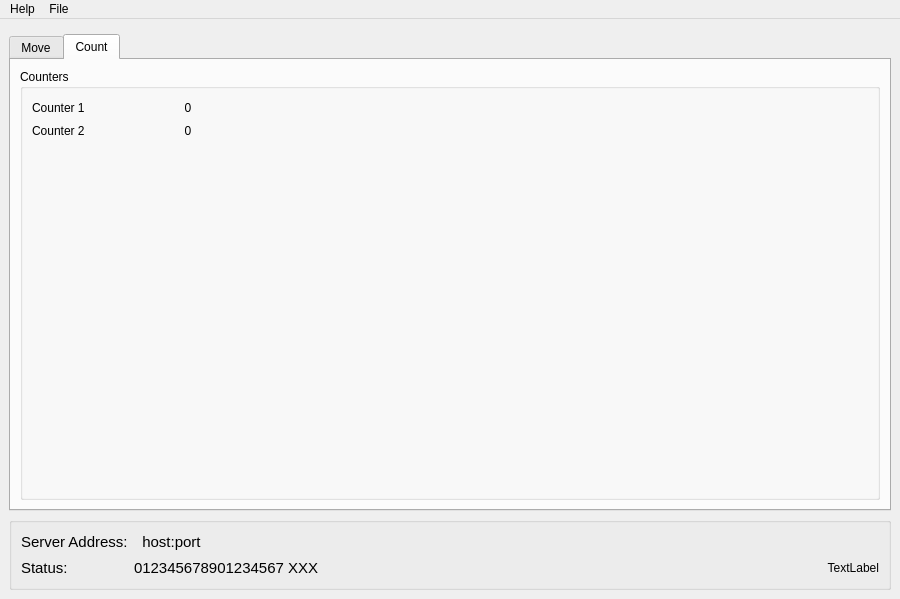
This is main_controller/windows/main_window.ui in ayuzer/HXMA_Python_Gui as Qt 5 draws it before an edit. The edited form follows.
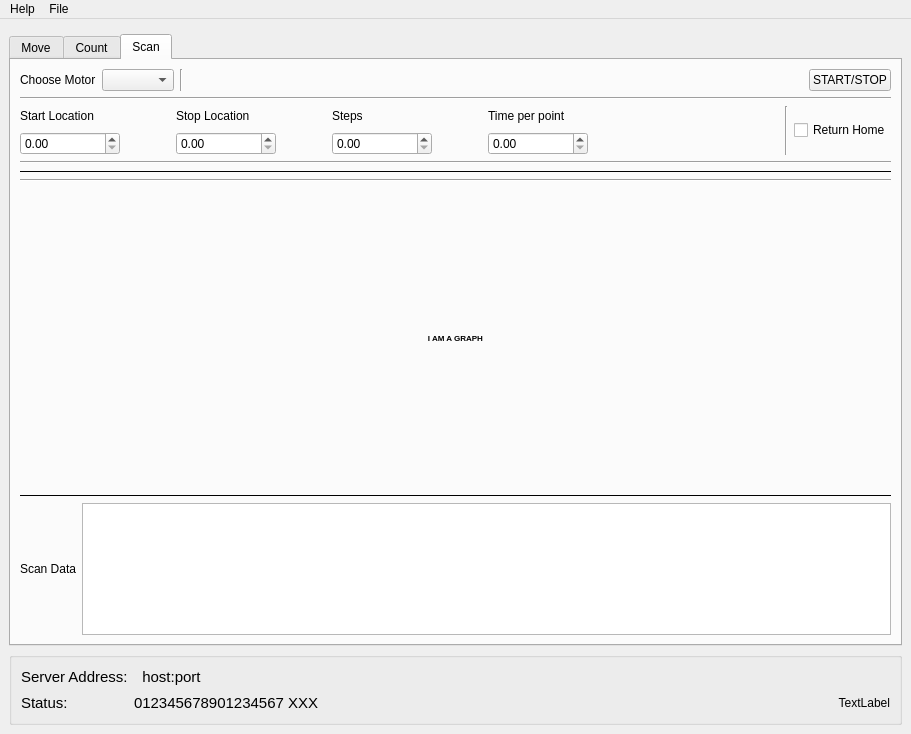
This is the edited form. The open tabs and pages were chosen to show the change.

Diff of the .ui file:
```diff
--- a/main_controller/windows/main_window.ui
+++ b/main_controller/windows/main_window.ui
@@ -6,15 +6,15 @@
    <rect>
     <x>0</x>
     <y>0</y>
-    <width>900</width>
-    <height>599</height>
+    <width>911</width>
+    <height>734</height>
    </rect>
   </property>
   <property name="windowTitle">
    <string>MainWindow</string>
   </property>
   <widget class="QWidget" name="centralwidget">
-   <layout class="QHBoxLayout" name="horizontalLayout_2">
+   <layout class="QVBoxLayout" name="verticalLayout_7">
     <item>
      <layout class="QVBoxLayout" name="verticalLayout_base">
       <property name="spacing">
@@ -656,14 +656,88 @@
            </attribute>
            <layout class="QVBoxLayout" name="verticalLayout_3">
             <item>
-             <layout class="QVBoxLayout" name="verticalLayout">
+             <layout class="QHBoxLayout" name="horizontalLayout_3">
               <item>
-               <widget class="QGroupBox" name="groupBox_example">
-                <property name="title">
-                 <string>Counters</string>
+               <widget class="QCheckBox" name="checkBox_count">
+                <property name="text">
+                 <string>Enable Counting</string>
                 </property>
-                <layout class="QGridLayout" name="gridLayout_3">
-                 <item row="0" column="0">
+               </widget>
+              </item>
+              <item>
+               <widget class="Line" name="line_8">
+                <property name="orientation">
+                 <enum>Qt::Vertical</enum>
+                </property>
+               </widget>
+              </item>
+              <item>
+               <widget class="QLabel" name="label_count_time_set_name">
+                <property name="text">
+                 <string>Count Time</string>
+                </property>
+               </widget>
+              </item>
+              <item>
+               <widget class="QDoubleSpinBox" name="doubleSpinBox_count_time_set">
+                <property name="minimum">
+                 <double>0.000000000000000</double>
+                </property>
+                <property name="maximum">
+                 <double>100000.000000000000000</double>
+                </property>
+               </widget>
+              </item>
+              <item>
+               <widget class="QLabel" name="label_count_time_name">
+                <property name="text">
+                 <string>Actual Count Time</string>
+                </property>
+               </widget>
+              </item>
+              <item>
+               <widget class="QLabel" name="label_count_time">
+                <property name="minimumSize">
+                 <size>
+                  <width>50</width>
+                  <height>0</height>
+                 </size>
+                </property>
+                <property name="text">
+                 <string>0</string>
+                </property>
+               </widget>
+              </item>
+              <item>
+               <widget class="Line" name="line_9">
+                <property name="orientation">
+                 <enum>Qt::Vertical</enum>
+                </property>
+               </widget>
+              </item>
+              <item>
+               <spacer name="horizontalSpacer_8">
+                <property name="orientation">
+                 <enum>Qt::Horizontal</enum>
+                </property>
+                <property name="sizeHint" stdset="0">
+                 <size>
+                  <width>40</width>
+                  <height>20</height>
+                 </size>
+                </property>
+               </spacer>
+              </item>
+             </layout>
+            </item>
+            <item>
+             <widget class="Line" name="line_10">
+              <property name="orientation">
+               <enum>Qt::Horizontal</enum>
+              </property>
+             </widget>
+            </item>
+            <item>
                   <layout class="QGridLayout" name="gridLayout_2">
                    <item row="0" column="0">
                     <widget class="QLabel" name="label_counter_1_name">
@@ -741,6 +815,355 @@
                  </item>
                 </layout>
                </widget>
+          <widget class="QWidget" name="tab_scan">
+           <attribute name="title">
+            <string>Scan</string>
+           </attribute>
+           <layout class="QVBoxLayout" name="verticalLayout_9">
+            <item>
+             <layout class="QVBoxLayout" name="verticalLayout_2">
+              <item>
+               <layout class="QHBoxLayout" name="horizontalLayout_ChooseMotor">
+                <item>
+                 <widget class="QLabel" name="label_choose_scan_motor">
+                  <property name="text">
+                   <string>Choose Motor</string>
+                  </property>
+                 </widget>
+                </item>
+                <item>
+                 <widget class="QComboBox" name="comboBox_scan_motor"/>
+                </item>
+                <item>
+                 <widget class="Line" name="line_6">
+                  <property name="orientation">
+                   <enum>Qt::Vertical</enum>
+                  </property>
+                 </widget>
+                </item>
+                <item>
+                 <spacer name="horizontalSpacer_4">
+                  <property name="orientation">
+                   <enum>Qt::Horizontal</enum>
+                  </property>
+                  <property name="sizeHint" stdset="0">
+                   <size>
+                    <width>40</width>
+                    <height>20</height>
+                   </size>
+                  </property>
+                 </spacer>
+                </item>
+                <item>
+                 <widget class="QPushButton" name="pushButton_scan_start_stop">
+                  <property name="text">
+                   <string>START/STOP</string>
+                  </property>
+                 </widget>
+                </item>
+               </layout>
+              </item>
+              <item>
+               <widget class="Line" name="line_4">
+                <property name="orientation">
+                 <enum>Qt::Horizontal</enum>
+                </property>
+               </widget>
+              </item>
+              <item>
+               <layout class="QHBoxLayout" name="horizontalLayout_ScanSettings">
+                <item>
+                 <layout class="QGridLayout" name="gridLayout_ScanSettings">
+                  <item row="1" column="2">
+                   <widget class="QLabel" name="label_scan_stoppos_name">
+                    <property name="minimumSize">
+                     <size>
+                      <width>100</width>
+                      <height>0</height>
+                     </size>
+                    </property>
+                    <property name="text">
+                     <string>Stop Location</string>
+                    </property>
+                   </widget>
+                  </item>
+                  <item row="1" column="4">
+                   <widget class="QLabel" name="label_scan_steps_name">
+                    <property name="minimumSize">
+                     <size>
+                      <width>100</width>
+                      <height>0</height>
+                     </size>
+                    </property>
+                    <property name="text">
+                     <string>Steps</string>
+                    </property>
+                   </widget>
+                  </item>
+                  <item row="1" column="6">
+                   <widget class="QLabel" name="label_scan_waittime_name">
+                    <property name="minimumSize">
+                     <size>
+                      <width>100</width>
+                      <height>0</height>
+                     </size>
+                    </property>
+                    <property name="text">
+                     <string>Time per point</string>
+                    </property>
+                   </widget>
+                  </item>
+                  <item row="2" column="5">
+                   <spacer name="horizontalSpacer_11">
+                    <property name="orientation">
+                     <enum>Qt::Horizontal</enum>
+                    </property>
+                    <property name="sizeType">
+                     <enum>QSizePolicy::Maximum</enum>
+                    </property>
+                    <property name="sizeHint" stdset="0">
+                     <size>
+                      <width>50</width>
+                      <height>20</height>
+                     </size>
+                    </property>
+                   </spacer>
+                  </item>
+                  <item row="2" column="7">
+                   <spacer name="horizontalSpacer_12">
+                    <property name="orientation">
+                     <enum>Qt::Horizontal</enum>
+                    </property>
+                    <property name="sizeHint" stdset="0">
+                     <size>
+                      <width>40</width>
+                      <height>20</height>
+                     </size>
+                    </property>
+                   </spacer>
+                  </item>
+                  <item row="2" column="3">
+                   <spacer name="horizontalSpacer_13">
+                    <property name="orientation">
+                     <enum>Qt::Horizontal</enum>
+                    </property>
+                    <property name="sizeType">
+                     <enum>QSizePolicy::Maximum</enum>
+                    </property>
+                    <property name="sizeHint" stdset="0">
+                     <size>
+                      <width>50</width>
+                      <height>20</height>
+                     </size>
+                    </property>
+                   </spacer>
+                  </item>
+                  <item row="2" column="1">
+                   <spacer name="horizontalSpacer_14">
+                    <property name="orientation">
+                     <enum>Qt::Horizontal</enum>
+                    </property>
+                    <property name="sizeType">
+                     <enum>QSizePolicy::Maximum</enum>
+                    </property>
+                    <property name="sizeHint" stdset="0">
+                     <size>
+                      <width>50</width>
+                      <height>20</height>
+                     </size>
+                    </property>
+                   </spacer>
+                  </item>
+                  <item row="1" column="1">
+                   <spacer name="horizontalSpacer_15">
+                    <property name="orientation">
+                     <enum>Qt::Horizontal</enum>
+                    </property>
+                    <property name="sizeType">
+                     <enum>QSizePolicy::Maximum</enum>
+                    </property>
+                    <property name="sizeHint" stdset="0">
+                     <size>
+                      <width>50</width>
+                      <height>20</height>
+                     </size>
+                    </property>
+                   </spacer>
+                  </item>
+                  <item row="1" column="3">
+                   <spacer name="horizontalSpacer_16">
+                    <property name="orientation">
+                     <enum>Qt::Horizontal</enum>
+                    </property>
+                    <property name="sizeType">
+                     <enum>QSizePolicy::Maximum</enum>
+                    </property>
+                    <property name="sizeHint" stdset="0">
+                     <size>
+                      <width>50</width>
+                      <height>20</height>
+                     </size>
+                    </property>
+                   </spacer>
+                  </item>
+                  <item row="1" column="5">
+                   <spacer name="horizontalSpacer_17">
+                    <property name="orientation">
+                     <enum>Qt::Horizontal</enum>
+                    </property>
+                    <property name="sizeType">
+                     <enum>QSizePolicy::Maximum</enum>
+                    </property>
+                    <property name="sizeHint" stdset="0">
+                     <size>
+                      <width>50</width>
+                      <height>20</height>
+                     </size>
+                    </property>
+                   </spacer>
+                  </item>
+                  <item row="1" column="7">
+                   <spacer name="horizontalSpacer_18">
+                    <property name="orientation">
+                     <enum>Qt::Horizontal</enum>
+                    </property>
+                    <property name="sizeHint" stdset="0">
+                     <size>
+                      <width>50</width>
+                      <height>20</height>
+                     </size>
+                    </property>
+                   </spacer>
+                  </item>
+                  <item row="1" column="0">
+                   <widget class="QLabel" name="label_scan_startpos_name">
+                    <property name="sizePolicy">
+                     <sizepolicy hsizetype="Preferred" vsizetype="Preferred">
+                      <horstretch>0</horstretch>
+                      <verstretch>0</verstretch>
+                     </sizepolicy>
+                    </property>
+                    <property name="minimumSize">
+                     <size>
+                      <width>100</width>
+                      <height>0</height>
+                     </size>
+                    </property>
+                    <property name="text">
+                     <string>Start Location</string>
+                    </property>
+                   </widget>
+                  </item>
+                  <item row="2" column="0">
+                   <widget class="QDoubleSpinBox" name="doubleSpinBox_scan_startpos"/>
+                  </item>
+                  <item row="2" column="2">
+                   <widget class="QDoubleSpinBox" name="doubleSpinBox_scan_stoppos"/>
+                  </item>
+                  <item row="2" column="4">
+                   <widget class="QDoubleSpinBox" name="doubleSpinBox_scan_steps"/>
+                  </item>
+                  <item row="2" column="6">
+                   <widget class="QDoubleSpinBox" name="doubleSpinBox_scan_waittime"/>
+                  </item>
+                 </layout>
+                </item>
+                <item>
+                 <widget class="Line" name="line_5">
+                  <property name="orientation">
+                   <enum>Qt::Vertical</enum>
+                  </property>
+                 </widget>
+                </item>
+                <item>
+                 <widget class="QCheckBox" name="checkBox_scan_return_home">
+                  <property name="text">
+                   <string>Return Home</string>
+                  </property>
+                 </widget>
+                </item>
+               </layout>
+              </item>
+              <item>
+               <widget class="Line" name="line">
+                <property name="orientation">
+                 <enum>Qt::Horizontal</enum>
+                </property>
+               </widget>
+              </item>
+              <item>
+               <widget class="Line" name="line_2">
+                <property name="frameShadow">
+                 <enum>QFrame::Plain</enum>
+                </property>
+                <property name="lineWidth">
+                 <number>0</number>
+                </property>
+                <property name="orientation">
+                 <enum>Qt::Horizontal</enum>
+                </property>
+               </widget>
+              </item>
+              <item>
+               <layout class="QVBoxLayout" name="verticalLayout_6">
+                <item>
+                 <widget class="Line" name="line_7">
+                  <property name="orientation">
+                   <enum>Qt::Horizontal</enum>
+                  </property>
+                 </widget>
+                </item>
+                <item>
+                 <widget class="QLabel" name="label">
+                  <property name="minimumSize">
+                   <size>
+                    <width>300</width>
+                    <height>300</height>
+                   </size>
+                  </property>
+                  <property name="font">
+                   <font>
+                    <pointsize>6</pointsize>
+                    <weight>75</weight>
+                    <bold>true</bold>
+                   </font>
+                  </property>
+                  <property name="text">
+                   <string>I AM A GRAPH</string>
+                  </property>
+                  <property name="alignment">
+                   <set>Qt::AlignCenter</set>
+                  </property>
+                 </widget>
+                </item>
+               </layout>
+              </item>
+              <item>
+               <widget class="Line" name="line_3">
+                <property name="frameShadow">
+                 <enum>QFrame::Plain</enum>
+                </property>
+                <property name="lineWidth">
+                 <number>0</number>
+                </property>
+                <property name="orientation">
+                 <enum>Qt::Horizontal</enum>
+                </property>
+               </widget>
+              </item>
+              <item>
+               <layout class="QHBoxLayout" name="horizontalLayout_ScanData">
+                <item>
+                 <widget class="QLabel" name="label_scan_data">
+                  <property name="text">
+                   <string>Scan Data</string>
+                  </property>
+                 </widget>
+                </item>
+                <item>
+                 <widget class="QColumnView" name="columnView_scan_data"/>
+                </item>
+               </layout>
               </item>
              </layout>
             </item>
@@ -814,7 +1237,7 @@
               <widget class="QLabel" name="label_status_msg">
                <property name="minimumSize">
                 <size>
-                 <width>420</width>
+                 <width>390</width>
                  <height>0</height>
                 </size>
                </property>
@@ -887,7 +1310,7 @@
     <rect>
      <x>0</x>
      <y>0</y>
-     <width>900</width>
+     <width>911</width>
      <height>25</height>
     </rect>
    </property>
```
Left out of the diff: 104 changed lines with no effect on the pictures. Lines whose indentation alone changed are shown as unchanged.
